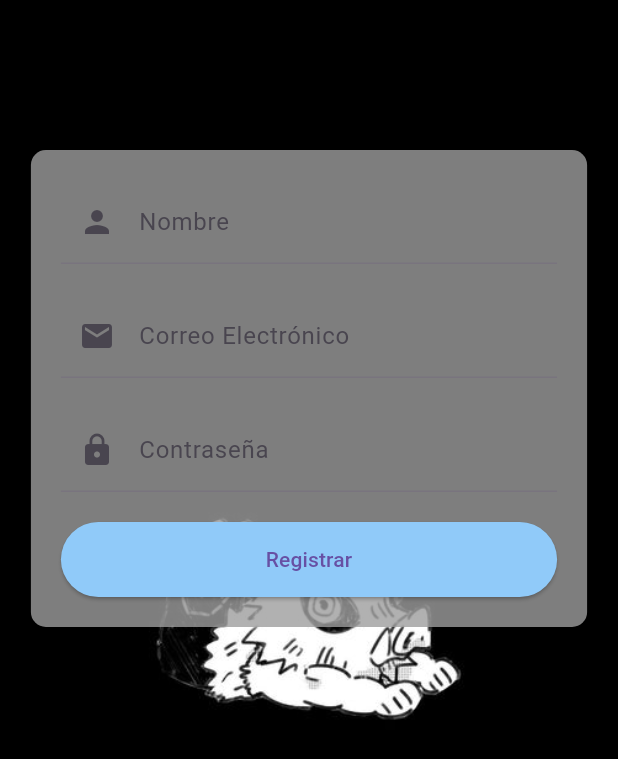
After one commit to jairvelaz54/movilesApp, a Flutter app: the RegisterScreen screen opened directly, after a tap on "Registrar", on a phone screen of 412 x 824 dp. The commit adds this screen. Shown: the top 759 px of the screen. Run offline on Flutter 3.47's test engine with Material 3 defaults, Android fonts, the phone set to English and light mode, and no system bars; our stand-ins replace cloud_firestore, convex_bottom_bar, dio, firebase_auth, firebase_core, flutter_expandable_fab and 8 more; missing offline and left inert: wolt_modal_sheet; accounts and stored records are empty; network calls fail.

Commit message:
respaldo de cambios

```diff
--- /dev/null
+++ b/lib/firebase/email_auth.dart
@@ -0,0 +1,32 @@
+
+import 'package:firebase_auth/firebase_auth.dart';
+
+class EmailAuth {
+  final FirebaseAuth auth = FirebaseAuth.instance;
+
+  Future<bool> createuser(String user, String email, String password) async {
+    try {
+      final credentials = await auth.createUserWithEmailAndPassword(
+          email: email, password: password);
+      credentials.user!.sendEmailVerification();
+      return true;
+    } on FirebaseAuthException catch (e) {
+      print(e.message);
+    }
+    return false;
+  }
+
+  Future<bool> validateUser(String email, String password) async {
+    try {
+      final user = await auth.signInWithEmailAndPassword(
+          email: email, password: password);
+
+      if (user.user!.emailVerified) {
+        return true;
+      }
+    } catch (e) {
+      print(e);
+    }
+    return false;
+  }
+}
--- a/lib/screens/home_screen.dart
+++ b/lib/screens/home_screen.dart
@@ -130,6 +130,12 @@ class _HomeScreenState extends State<HomeScreen> {
               onTap: () {
                 Navigator.pushNamed(context, "/registrar");
               }),
+              ListTile(
+              title: const Text('Firebase'),
+              leading: const Icon(Icons.dashboard_outlined),
+              onTap: () {
+                Navigator.pushNamed(context, "/firebase");
+              }),
         ],
       ),
     );
--- /dev/null
+++ b/lib/screens/register_screen.dart
@@ -0,0 +1,164 @@
+import 'package:flutter/material.dart';
+import 'package:pmsn2024b/firebase/email_auth.dart';
+
+class RegisterScreen extends StatefulWidget {
+  const RegisterScreen({super.key});
+
+  @override
+  State<RegisterScreen> createState() => _RegisterScreenState();
+}
+
+class _RegisterScreenState extends State<RegisterScreen> {
+  final _formKey = GlobalKey<FormState>();
+  String _name = '';
+  String _email = '';
+  String _password = '';
+  bool isLoading = false; // Variable para manejar el estado de carga
+  EmailAuth auth = EmailAuth();
+
+  void _register() {
+    if (_formKey.currentState!.validate()) {
+      setState(() {
+        isLoading = true; // Cambia el estado a cargando
+      });
+      // Simular una llamada a un servicio
+      Future.delayed(const Duration(seconds: 2), () {
+        // Aquí puedes implementar la lógica de registro
+        print('Nombre: $_name');
+        print('Email: $_email');
+        print('Contraseña: $_password');
+        // Restablecer el estado de carga
+        setState(() {
+          isLoading = false; // Cambia el estado a no cargando
+        });
+      });
+    }
+  }
+
+  @override
+  Widget build(BuildContext context) {
+    return Scaffold(
+      body: LayoutBuilder(
+        builder: (context, constraints) {
+          return Container(
+            height: constraints.maxHeight,
+            width: constraints.maxWidth,
+            decoration: const BoxDecoration(
+              image: DecorationImage(
+                fit: BoxFit.cover,
+                image: AssetImage('assets/inoske.jpg'),
+              ),
+            ),
+            child: Stack(
+              alignment: Alignment.center,
+              children: [
+                Positioned(
+                  top: 100, // Ajusta según sea necesario
+                  child: Container(
+                    width: constraints.maxWidth * 0.9,
+                    padding: const EdgeInsets.all(20),
+                    decoration: BoxDecoration(
+                      color: Colors.grey.withOpacity(0.8),
+                      borderRadius: BorderRadius.circular(10),
+                    ),
+                    child: Form(
+                      key: _formKey,
+                      child: Column(
+                        mainAxisSize: MainAxisSize.min,
+                        children: [
+                          TextFormField(
+                            decoration: const InputDecoration(
+                              prefixIcon: Icon(Icons.person),
+                              labelText: 'Nombre',
+                            ),
+                            validator: (value) {
+                              if (value == null || value.isEmpty) {
+                                return 'Por favor ingresa tu nombre';
+                              }
+                              return null;
+                            },
+                            onChanged: (value) {
+                              setState(() {
+                                _name = value;
+                              });
+                            },
+                          ),
+                          const SizedBox(height: 20),
+                          TextFormField(
+                            decoration: const InputDecoration(
+                              prefixIcon: Icon(Icons.email),
+                              labelText: 'Correo Electrónico',
+                            ),
+                            validator: (value) {
+                              if (value == null || value.isEmpty) {
+                                return 'Por favor ingresa tu correo electrónico';
+                              }
+                              if (!RegExp(r'^[^@]+@[^@]+\.[^@]+')
+                                  .hasMatch(value)) {
+                                return 'Por favor ingresa un correo electrónico válido';
+                              }
+                              return null;
+                            },
+                            onChanged: (value) {
+                              setState(() {
+                                _email = value;
+                              });
+                            },
+                          ),
+                          const SizedBox(height: 20),
+                          TextFormField(
+                            decoration: const InputDecoration(
+                              prefixIcon: Icon(Icons.lock),
+                              labelText: 'Contraseña',
+                            ),
+                            obscureText: true,
+                            validator: (value) {
+                              if (value == null || value.isEmpty) {
+                                return 'Por favor ingresa tu contraseña';
+                              }
+                              return null;
+                            },
+                            onChanged: (value) {
+                              setState(() {
+                                _password = value;
+                              });
+                            },
+                          ),
+                          const SizedBox(height: 20),
+                          ElevatedButton(
+                            style: ElevatedButton.styleFrom(
+                              minimumSize: Size(double.infinity, 50),
+                              backgroundColor: Colors.blue[200],
+                            ),
+                            onPressed: () async {
+                              auth
+                                  .createuser(
+                                      this._name, this._email, this._password)
+                                  .then((value) {
+                                value
+                                    ? setState(() {
+                                        isLoading = false;
+                                      })
+                                    : isLoading;
+                              });
+                            },
+                            child: isLoading
+                                ? const CircularProgressIndicator(
+                                    valueColor: AlwaysStoppedAnimation<Color>(
+                                        Colors.white),
+                                  )
+                                : const Text('Registrar'),
+                          ),
+                        ],
+                      ),
+                    ),
+                  ),
+                ),
+              ],
+            ),
+          );
+        },
+      ),
+    );
+  }
+}
--- a/pubspec.yaml
+++ b/pubspec.yaml
@@ -53,6 +53,9 @@ dependencies:
   table_calendar: ^3.0.9
   flutter_local_notifications: ^17.2.3
   badges: ^3.1.2
+  firebase_auth: ^5.3.1
+  firebase_core: ^3.6.0
+  cloud_firestore: ^5.4.4
 
 
 
```
Also changed, not shown: lib/firebase/database_movies.dart (added, +23 -0 lines), lib/main.dart (+7 -2 lines), lib/screens/login_screen.dart (+28 -0 lines), lib/screens/movies_screen_firebase.dart (added, +44 -0 lines), firebase.json (added), lib/firebase_options.dart (added), pubspec.lock, 6 other files.
